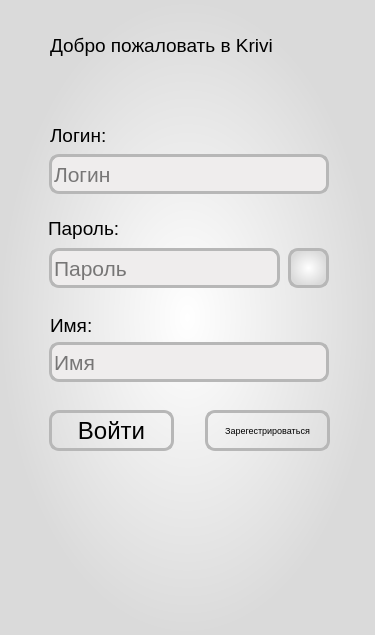
Above: register_design.ui from Kimiroshi/Cupol before the change. Below: the same form after it.
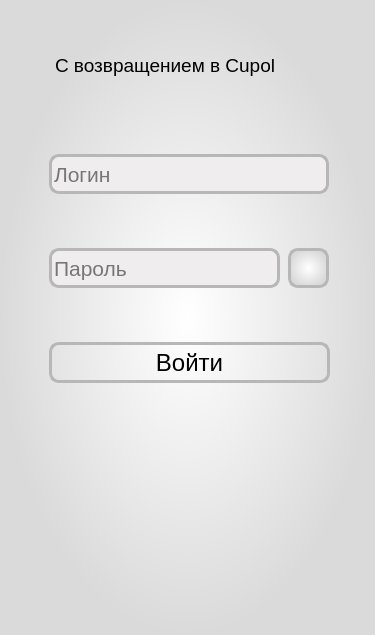
That is the form after the change. Icons and pictures are not drawn.

The edit to the form file:
```diff
--- a/register_design.ui
+++ b/register_design.ui
@@ -26,9 +26,9 @@
    <widget class="QLabel" name="welcome_label">
     <property name="geometry">
      <rect>
-      <x>50</x>
-      <y>30</y>
-      <width>281</width>
+      <x>55</x>
+      <y>50</y>
+      <width>271</width>
       <height>31</height>
      </rect>
     </property>
@@ -42,28 +42,7 @@
      <string notr="true">background-color: none</string>
     </property>
     <property name="text">
-     <string>Добро пожаловать в Krivi</string>
-    </property>
-   </widget>
-   <widget class="QLabel" name="password_label">
-    <property name="geometry">
-     <rect>
-      <x>48</x>
-      <y>213</y>
-      <width>152</width>
-      <height>31</height>
-     </rect>
-    </property>
-    <property name="font">
-     <font>
-      <pointsize>14</pointsize>
-     </font>
-    </property>
-    <property name="styleSheet">
-     <string notr="true">background-color: none</string>
-    </property>
-    <property name="text">
-     <string>Пароль:</string>
+     <string>С возвращением в Cupol</string>
     </property>
    </widget>
    <widget class="QLineEdit" name="login_line">
@@ -151,27 +130,6 @@
      <string>Пароль</string>
     </property>
    </widget>
-   <widget class="QLabel" name="name_label">
-    <property name="geometry">
-     <rect>
-      <x>50</x>
-      <y>310</y>
-      <width>151</width>
-      <height>31</height>
-     </rect>
-    </property>
-    <property name="font">
-     <font>
-      <pointsize>14</pointsize>
-     </font>
-    </property>
-    <property name="styleSheet">
-     <string notr="true">background-color: none</string>
-    </property>
-    <property name="text">
-     <string>Имя:</string>
-    </property>
-   </widget>
    <widget class="QPushButton" name="hide_password_button">
     <property name="geometry">
      <rect>
@@ -207,99 +165,12 @@
      </size>
     </property>
    </widget>
-   <widget class="QPushButton" name="register_button">
-    <property name="geometry">
-     <rect>
-      <x>205</x>
-      <y>410</y>
-      <width>125</width>
-      <height>41</height>
-     </rect>
-    </property>
-    <property name="font">
-     <font>
-      <family>Arimo</family>
-      <pointsize>7</pointsize>
-     </font>
-    </property>
-    <property name="cursor">
-     <cursorShape>PointingHandCursor</cursorShape>
-    </property>
-    <property name="styleSheet">
-     <string notr="true">QPushButton{
-border: 3px solid #b7b7b7;
-border-radius: 10px;
-background-color: none;
-}
-QPushButton:hover{
-background-color: #c8c8c8;
-}</string>
-    </property>
-    <property name="text">
-     <string>Зарегестрироваться</string>
-    </property>
-   </widget>
-   <widget class="QLineEdit" name="name_line">
-    <property name="enabled">
-     <bool>true</bool>
-    </property>
-    <property name="geometry">
-     <rect>
-      <x>49</x>
-      <y>342</y>
-      <width>280</width>
-      <height>40</height>
-     </rect>
-    </property>
-    <property name="font">
-     <font>
-      <family>Arimo</family>
-      <pointsize>16</pointsize>
-     </font>
-    </property>
-    <property name="styleSheet">
-     <string notr="true">background: rgba(239,237,237,1);
-border-radius: 10px;
-border: 3px solid #b7b7b7;</string>
-    </property>
-    <property name="text">
-     <string/>
-    </property>
-    <property name="readOnly">
-     <bool>false</bool>
-    </property>
-    <property name="placeholderText">
-     <string>Имя</string>
-    </property>
-   </widget>
-   <widget class="QLabel" name="login_label">
-    <property name="geometry">
-     <rect>
-      <x>50</x>
-      <y>120</y>
-      <width>151</width>
-      <height>31</height>
-     </rect>
-    </property>
-    <property name="font">
-     <font>
-      <family>Arimo</family>
-      <pointsize>14</pointsize>
-     </font>
-    </property>
-    <property name="styleSheet">
-     <string notr="true">background-color: none</string>
-    </property>
-    <property name="text">
-     <string>Логин:</string>
-    </property>
-   </widget>
    <widget class="QPushButton" name="login_button">
     <property name="geometry">
      <rect>
       <x>49</x>
-      <y>410</y>
-      <width>125</width>
+      <y>342</y>
+      <width>281</width>
       <height>41</height>
      </rect>
     </property>
```
Left out of the diff: 6 changed lines with no effect on the pictures.
